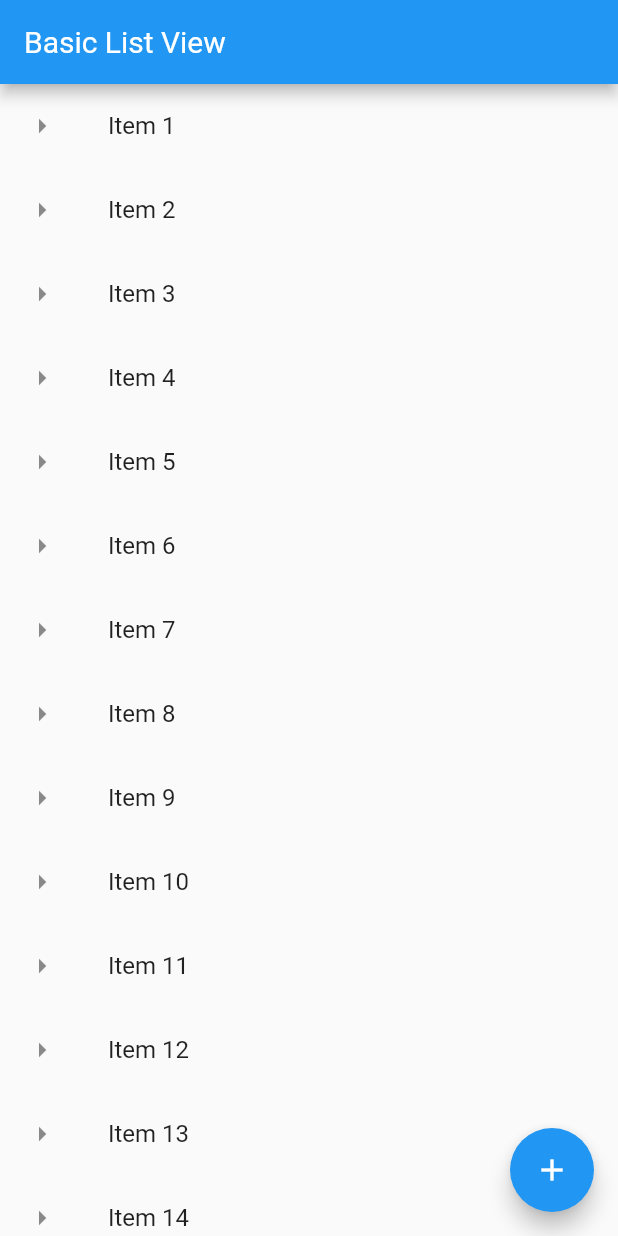
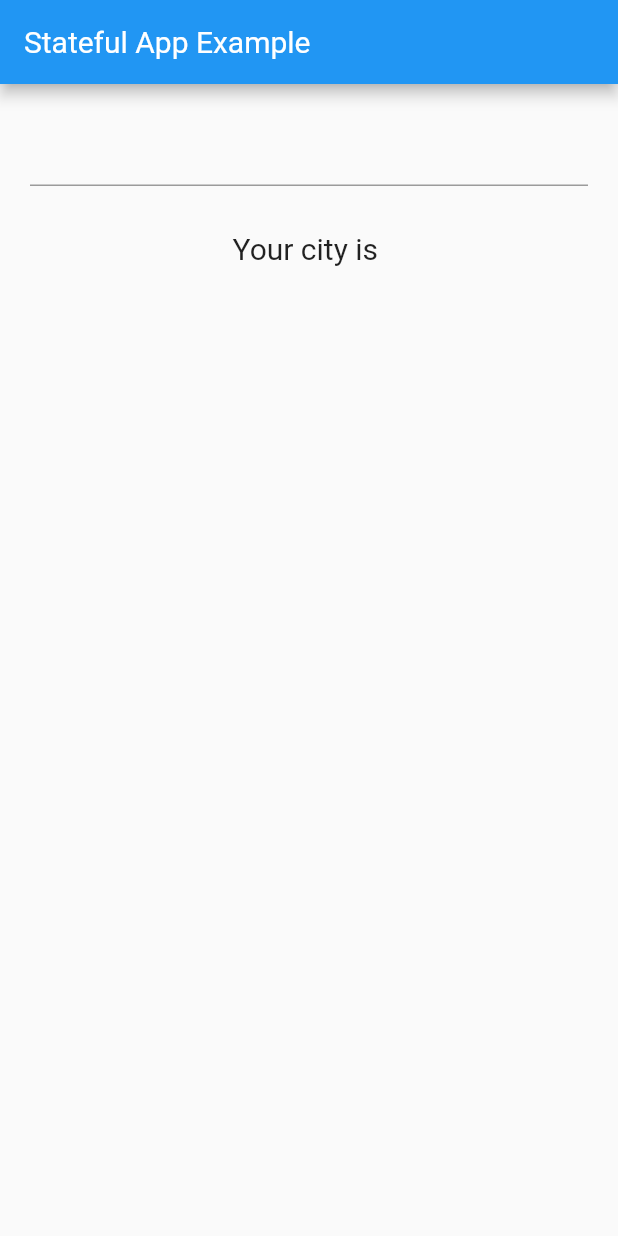
Before and after one commit to HemilJain/learning_flutter, a Flutter app: the screen it shows after launch, on a phone screen of 412 x 824 dp. Run offline on Flutter 3.47's test engine with Material 2 defaults, Android fonts, the phone set to English and light mode, and no system bars.

Commit message:
StatefulWidget: Favorite City Example

```diff
--- a/learning_flutter/lib/main.dart
+++ b/learning_flutter/lib/main.dart
@@ -1,55 +1,50 @@
 import 'package:flutter/material.dart';
-// import './app_screens/home.dart';
 
 void main() {
   runApp(MaterialApp(
-    title: 'Exploring UI',
-    home: Scaffold(
-      appBar: AppBar(
-        title: Text("Basic List View"),
-      ),
-      body: getListView(),
-      floatingActionButton: FloatingActionButton(
-        onPressed: () {
-          debugPrint("FAB clicked");
-        },
-        child: Icon(Icons.add),
-        tooltip: 'Add one more Item',
-      ),
-    ),
-    debugShowCheckedModeBanner: false,
+    title: "Stateful App Example",
+    home: FavoriteCity(),
   ));
 }
 
-void showSnackBar(BuildContext context, String item) {
-  var snackBar = SnackBar(
-    content: Text("You just tapped $item"),
-    action: SnackBarAction(
-      label: "UNDO",
-      onPressed: () {
-        debugPrint("Performing undo");
-      },
-    ),
-  );
-  Scaffold.of(context).showSnackBar(snackBar);
+class FavoriteCity extends StatefulWidget {
+  @override
+  State<StatefulWidget> createState() {
+    return _FavoriteCityState();
+    ;
+  }
 }
 
-List<String> getListElements() {
-  var items = List<String>.generate(100, (counter) => "Item ${counter + 1}");
-  return items;
+class _FavoriteCityState extends State<FavoriteCity> {
+  String nameCity = "";
+  @override
+  Widget build(BuildContext context) {
+    debugPrint("Favorite City widget is created");
+    return Scaffold(
+      appBar: AppBar(
+        title: Text("Stateful App Example"),
+      ),
+      body: Container(
+        margin: EdgeInsets.all(20.0),
+        child: Column(
+          children: <Widget>[
+            TextField(
+              onSubmitted: (String userInput) {
+                setState(() {
+                  debugPrint("Set state");
+                  nameCity = userInput;
+                });
+              },
+            ),
+            Padding(
+                padding: EdgeInsets.all(30.0),
+                child: Text(
+                  "Your city is $nameCity",
+                  style: TextStyle(fontSize: 20.0),
+                ))
+          ],
+        ),
+      ),
+    );
+  }
 }
-
-Widget getListView() {
-  var listItems = getListElements();
-
-  var listView = ListView.builder(itemBuilder: (context, index) {
-    return ListTile(
-      leading: Icon(Icons.arrow_right),
-      title: Text(listItems[index]),
-      onTap: () {
-        showSnackBar(context, listItems[index]);
-      },
-    );
-  });
-  return listView;
-}
```
